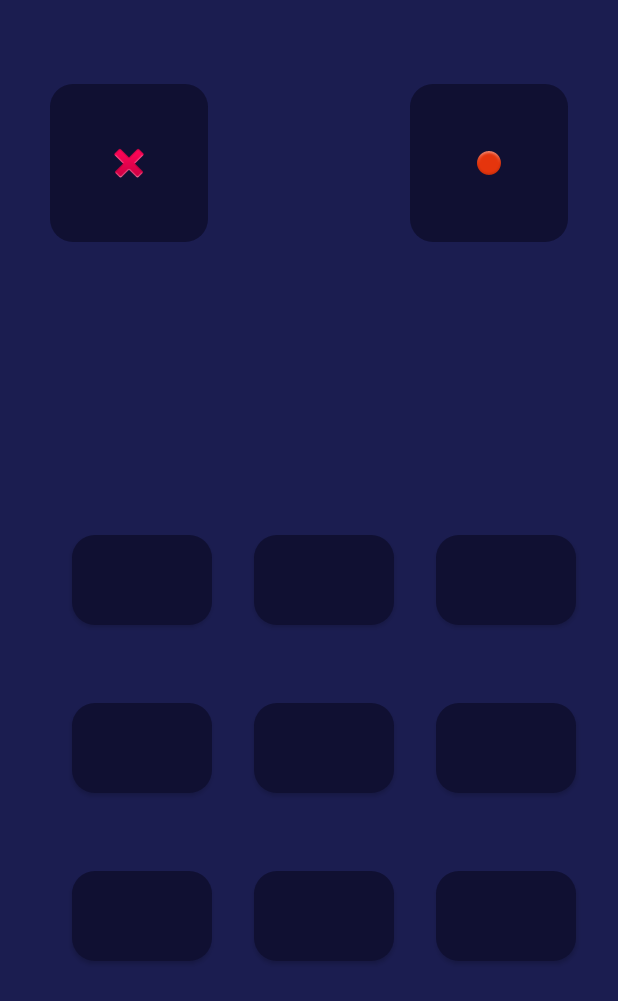
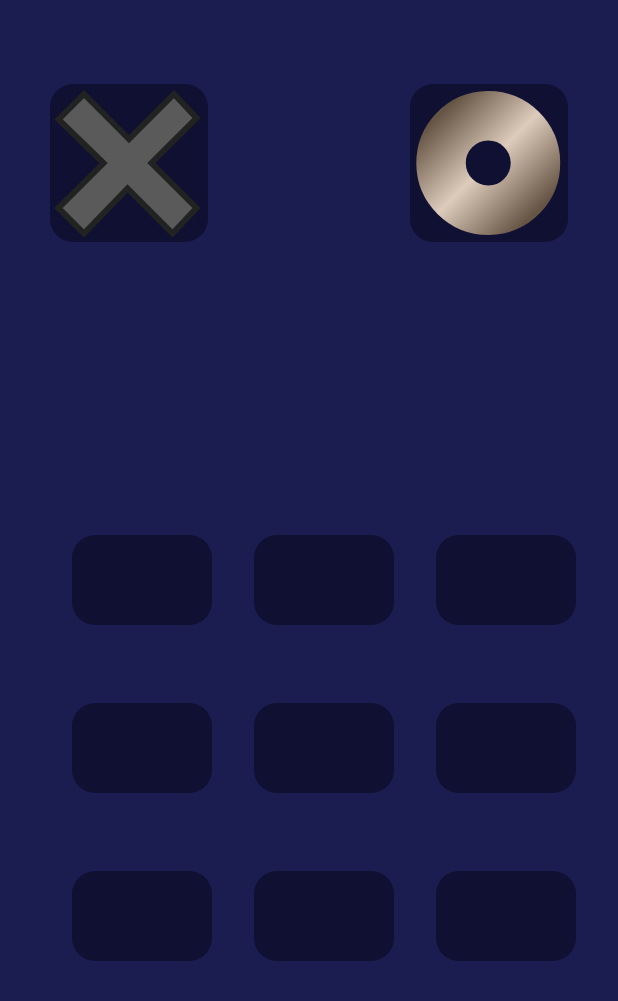
Before and after one commit to KolyaOrdoyan/Android_Homework, an Android app: the TicTacToy screen opened directly, with no data from a screen before it, on a phone screen of 412 x 824 dp. Shown: the top 1001 px of the screen. Run offline under Robolectric (Android 15) with nearby library versions, the phone set to English and light mode, and no system bars.

Commit message:
allProjects has been added Tic Tac Toy game and page two

```diff
--- /dev/null
+++ b/All_Android_Projects/app/src/main/res/drawable/tictactoe_x.xml
@@ -0,0 +1,11 @@
+<vector xmlns:android="http://schemas.android.com/apk/res/android"
+    android:width="100dp"
+    android:height="100dp"
+    android:viewportWidth="100"
+    android:viewportHeight="100">
+  <path
+      android:pathData="M20,4 L3,21 33,50 3,80 20,97 49,67 79,97 95,80 65,50 95,20 80,4 50,34z"
+      android:strokeWidth="4"
+      android:fillColor="#5A5A5A"
+      android:strokeColor="#222222"/>
+</vector>
--- /dev/null
+++ b/All_Android_Projects/app/src/main/res/drawable/tictactoy_o.xml
@@ -0,0 +1,24 @@
+<vector xmlns:android="http://schemas.android.com/apk/res/android"
+    xmlns:aapt="http://schemas.android.com/aapt"
+    android:width="100dp"
+    android:height="100dp"
+    android:viewportWidth="100"
+    android:viewportHeight="100">
+  <path
+      android:pathData="M27,28A1,1 0,1 0,72 72A1,1 0,1 0,27 28z"
+      android:strokeWidth="33"
+      android:fillColor="#00000000">
+    <aapt:attr name="android:strokeColor">
+      <gradient
+          android:startX="17.32"
+          android:startY="17.79"
+          android:endX="81.68"
+          android:endY="82.21"
+          android:type="linear">
+        <item android:offset="0" android:color="#FF665544"/>
+        <item android:offset="0.5" android:color="#FFDDCCBB"/>
+        <item android:offset="1" android:color="#FF665544"/>
+      </gradient>
+    </aapt:attr>
+  </path>
+</vector>
--- a/All_Android_Projects/app/src/main/res/layout/activity_tic_tac_toy.xml
+++ b/All_Android_Projects/app/src/main/res/layout/activity_tic_tac_toy.xml
@@ -14,7 +14,7 @@
         android:layout_height="105dp"
         android:textAlignment="center"
         android:background="@drawable/tictactoy_buttons"
-        android:src="@android:drawable/ic_notification_overlay"
+        android:src="@drawable/tictactoy_o"
         app:layout_constraintBottom_toBottomOf="@+id/buttonX"
         app:layout_constraintEnd_toEndOf="parent"
         app:layout_constraintStart_toEndOf="@+id/buttonX"
@@ -27,7 +27,7 @@
         android:layout_marginTop="56dp"
         android:layout_marginEnd="101dp"
         android:background="@drawable/tictactoy_buttons"
-        android:src="@android:drawable/ic_delete"
+        android:src="@drawable/tictactoe_x"
         app:layout_constraintEnd_toStartOf="@+id/buttonO"
         app:layout_constraintStart_toStartOf="parent"
         app:layout_constraintTop_toTopOf="parent" />
@@ -43,18 +43,19 @@
         app:layout_constraintStart_toStartOf="parent"
         app:layout_constraintTop_toBottomOf="@+id/buttonO" />
 
-    <androidx.appcompat.widget.AppCompatButton
+    <ImageView
         android:id="@+id/appCompatButton1"
         android:layout_width="93dp"
         android:layout_height="60dp"
         android:layout_marginStart="20dp"
         android:layout_marginTop="64dp"
+        android:textSize="32sp"
         android:background="@drawable/tictactoy_buttons"
         app:layout_constraintEnd_toStartOf="@+id/appCompatButton2"
         app:layout_constraintStart_toStartOf="parent"
         app:layout_constraintTop_toBottomOf="@+id/scorePanelPlayer2" />
 
-    <androidx.appcompat.widget.AppCompatButton
+    <ImageView
         android:id="@+id/appCompatButton2"
         android:layout_width="93dp"
         android:layout_height="60dp"
@@ -64,7 +65,7 @@
         app:layout_constraintStart_toEndOf="@+id/appCompatButton1"
         app:layout_constraintTop_toTopOf="@+id/appCompatButton1" />
 
-    <androidx.appcompat.widget.AppCompatButton
+    <ImageView
         android:id="@+id/appCompatButton3"
         android:layout_width="93dp"
         android:layout_height="60dp"
@@ -74,7 +75,7 @@
         app:layout_constraintTop_toTopOf="@+id/appCompatButton1" />
 
 
-    <androidx.appcompat.widget.AppCompatButton
+    <ImageView
         android:id="@+id/appCompatButton4"
         android:layout_width="93dp"
         android:layout_height="60dp"
@@ -85,7 +86,7 @@
         app:layout_constraintStart_toStartOf="parent"
         app:layout_constraintTop_toBottomOf="@+id/appCompatButton1" />
 
-    <androidx.appcompat.widget.AppCompatButton
+    <ImageView
         android:id="@+id/appCompatButton5"
         android:layout_width="93dp"
         android:layout_height="60dp"
@@ -94,7 +95,7 @@
         app:layout_constraintEnd_toStartOf="@+id/appCompatButton6"
         app:layout_constraintTop_toTopOf="@+id/appCompatButton4" />
 
-    <androidx.appcompat.widget.AppCompatButton
+    <ImageView
         android:id="@+id/appCompatButton6"
         android:layout_width="93dp"
         android:layout_height="60dp"
@@ -104,7 +105,7 @@
         app:layout_constraintTop_toTopOf="@+id/appCompatButton5" />
 
 
-    <androidx.appcompat.widget.AppCompatButton
+    <ImageView
         android:id="@+id/appCompatButton7"
         android:layout_width="93dp"
         android:layout_height="60dp"
@@ -115,7 +116,7 @@
         app:layout_constraintStart_toStartOf="parent"
         app:layout_constraintTop_toBottomOf="@+id/appCompatButton4" />
 
-    <androidx.appcompat.widget.AppCompatButton
+    <ImageView
         android:id="@+id/appCompatButton8"
         android:layout_width="93dp"
         android:layout_height="60dp"
@@ -124,7 +125,7 @@
         app:layout_constraintTop_toTopOf="@+id/appCompatButton7"
         app:layout_constraintStart_toEndOf="@id/appCompatButton7"/>
 
-    <androidx.appcompat.widget.AppCompatButton
+    <ImageView
         android:id="@+id/appCompatButton9"
         android:layout_width="93dp"
         android:layout_height="60dp"
--- a/All_Android_Projects/app/src/main/res/layout/activity_tic_tac_toy_register_page.xml
+++ b/All_Android_Projects/app/src/main/res/layout/activity_tic_tac_toy_register_page.xml
@@ -26,7 +26,7 @@
         android:layout_width="64dp"
         android:layout_height="64dp"
         android:layout_marginTop="84dp"
-        android:src="@android:drawable/ic_delete"
+        android:src="@drawable/tictactoe_x"
         app:layout_constraintStart_toStartOf="parent"
         app:layout_constraintTop_toBottomOf="@+id/textView3" />
 
@@ -49,7 +49,7 @@
         android:id="@+id/imageView1"
         android:layout_width="64dp"
         android:layout_height="64dp"
-        android:src="@android:drawable/ic_notification_overlay"
+        android:src="@drawable/tictactoy_o"
         app:layout_constraintEnd_toStartOf="@+id/player2"
         app:layout_constraintStart_toStartOf="parent"
         app:layout_constraintTop_toBottomOf="@+id/imageView" />
```
